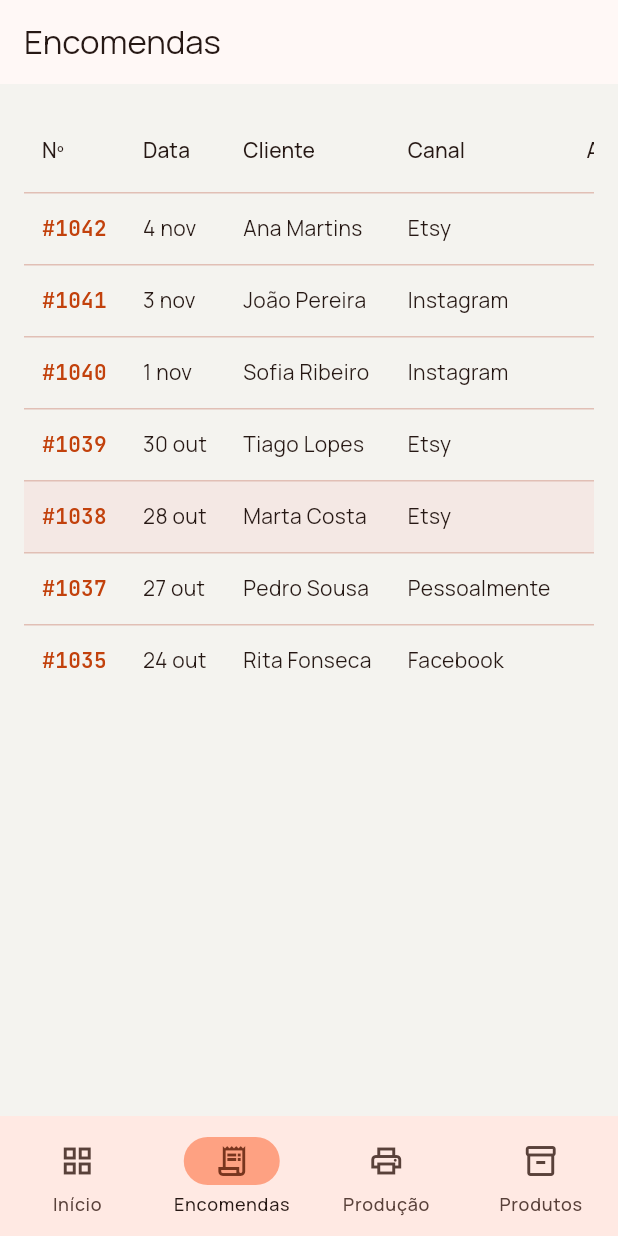
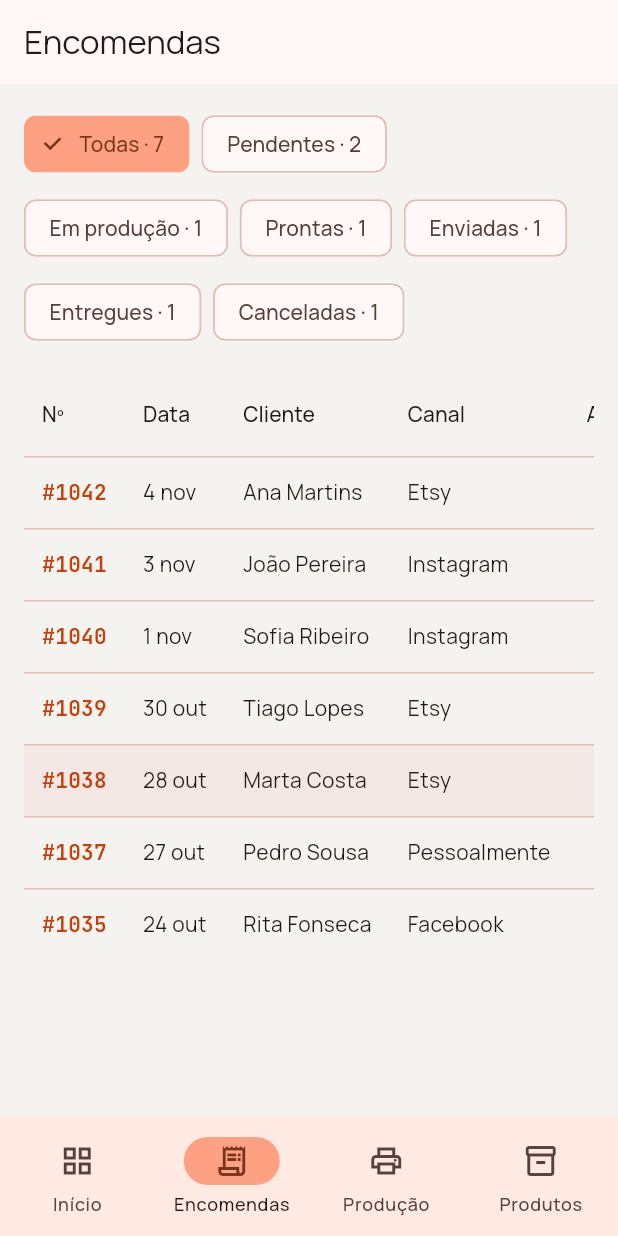
Before and after one commit to rsflecha/cubico_backoffice, a Flutter app: the screen it shows after launch, item 2 of the bottom bar chosen, on a phone screen of 412 x 824 dp. Run offline on Flutter 3.47's test engine with Material 3 defaults, Android fonts, the phone set to English and light mode, and no system bars; our stand-ins replace flutter_riverpod, freezed_annotation, go_router, google_fonts, material_ui.

Commit message:
Fatia 6: separadores por estado nas encomendas

```diff
--- a/app/lib/features/orders/presentation/order_labels.dart
+++ b/app/lib/features/orders/presentation/order_labels.dart
@@ -10,6 +10,16 @@ extension OrderStatusLabels on OrderStatus {
     OrderStatus.shipped => "Enviada",
     OrderStatus.delivered => "Entregue",
     OrderStatus.cancelled => "Cancelada",
+  };
+
+  /// O nome no plural, para os separadores.
+  String get pluralLabel => switch (this) {
+    OrderStatus.pending => "Pendentes",
+    OrderStatus.inProduction => "Em produção",
+    OrderStatus.ready => "Prontas",
+    OrderStatus.shipped => "Enviadas",
+    OrderStatus.delivered => "Entregues",
+    OrderStatus.cancelled => "Canceladas",
   };
 
   /// A cor do texto da etiqueta.
--- a/app/lib/features/orders/presentation/orders_providers.dart
+++ b/app/lib/features/orders/presentation/orders_providers.dart
@@ -13,3 +13,18 @@ final ordersProvider = FutureProvider<List<Order>>((ref) {
   final repository = ref.watch(orderRepositoryProvider);
   return repository.fetchAll();
 });
+
+/// Guarda o estado escolhido nos separadores. null = "Todas".
+class SelectedOrderStatusNotifier extends Notifier<OrderStatus?> {
+  @override
+  OrderStatus? build() => null;
+
+  void select(OrderStatus? status) {
+    state = status;
+  }
+}
+
+/// Placa 3: o estado escolhido nos separadores.
+final selectedOrderStatusProvider =
+NotifierProvider<SelectedOrderStatusNotifier, OrderStatus?>(
+    SelectedOrderStatusNotifier.new);
--- a/app/lib/features/orders/presentation/orders_screen.dart
+++ b/app/lib/features/orders/presentation/orders_screen.dart
@@ -13,6 +13,7 @@ class OrdersScreen extends ConsumerWidget {
   Widget build(BuildContext context, WidgetRef ref) {
     final orders = ref.watch(ordersProvider);
     final channels = ref.watch(salesChannelsProvider).value ?? [];
+    final selected = ref.watch(selectedOrderStatusProvider);
 
     // o nome do canal a partir do id: 1 → "Etsy"
     String channelName(int id) =>
@@ -29,13 +30,57 @@ class OrdersScreen extends ConsumerWidget {
       body: orders.when(
         loading: () => const Center(child: CircularProgressIndicator()),
         error: (error, stack) => Center(child: Text("Erro: $error")),
-        data: (list) => LayoutBuilder(
+        data: (list) {
+          // só as do estado escolhido (ou todas)
+          final visible = selected == null
+              ? list
+              : list.where((o) => o.status == selected).toList();
+
+          return Column(
+            crossAxisAlignment: CrossAxisAlignment.start,
+            children: [
+              // os separadores
+              Padding(
+                padding: const EdgeInsets.fromLTRB(16, 16, 16, 0),
+                child: Wrap(
+                  spacing: 8,
+                  runSpacing: 8,
+                  children: [
+                    ChoiceChip(
+                      label: Text("Todas · ${list.length}"),
+                      selected: selected == null,
+                      onSelected: (_) => ref
+                          .read(selectedOrderStatusProvider.notifier)
+                          .select(null),
+                    ),
+                    for (final status in OrderStatus.values)
+                      ChoiceChip(
+                        label: Text(
+                          "${status.pluralLabel} · "
+                              "${list.where((o) => o.status == status).length}",
+                        ),
+                        selected: selected == status,
+                        onSelected: (_) => ref
+                            .read(selectedOrderStatusProvider.notifier)
+                            .select(status),
+                      ),
+                  ],
+                ),
+              ),
+
+              // a tabela, ou uma mensagem se não houver nenhuma
+              Expanded(
+                child: visible.isEmpty
+                    ? const Center(child: Text("Não há encomendas neste estado."))
+                    : LayoutBuilder(
                   builder: (context, constraints) => SingleChildScrollView(
                     padding: const EdgeInsets.all(16),
                     child: SingleChildScrollView(
                       scrollDirection: Axis.horizontal,
                       child: ConstrainedBox(
-                constraints: BoxConstraints(minWidth: constraints.maxWidth - 32),
+                        constraints: BoxConstraints(
+                          minWidth: constraints.maxWidth - 32,
+                        ),
                         child: DataTable(
                           columnSpacing: 24,
                           horizontalMargin: 12,
@@ -52,11 +97,13 @@ class OrdersScreen extends ConsumerWidget {
                             DataColumn(label: Text("Lucro"), numeric: true),
                           ],
                           rows: [
-                    for (final o in list)
+                            for (final o in visible)
                               DataRow(
                                 // as atrasadas ficam com o fundo avermelhado
                                 color: o.isOverdue
-                            ? WidgetStatePropertyAll(Colors.red.withValues(alpha: 0.06))
+                                    ? WidgetStatePropertyAll(
+                                  Colors.red.withValues(alpha: 0.06),
+                                )
                                     : null,
                                 cells: [
                                   DataCell(Text(
@@ -73,18 +120,24 @@ class OrdersScreen extends ConsumerWidget {
                                   DataCell(_StatusBadge(o.status)),
                                   DataCell(Text(
                                     o.paymentStatus.label,
-                            style: TextStyle(color: o.paymentStatus.color),
+                                    style: TextStyle(
+                                      color: o.paymentStatus.color,
+                                    ),
                                   )),
                                   DataCell(_deadline(o)),
                                   DataCell(Text(
                                     "${o.total.toStringAsFixed(2)} €",
                                     style: AppTextStyles.mono.copyWith(
-                              color: o.status == OrderStatus.cancelled ? const Color(0xFF71717A) : null,
+                                      color: o.status == OrderStatus.cancelled
+                                          ? const Color(0xFF71717A)
+                                          : null,
                                     ),
                                   )),
                                   DataCell(Text(
                                     "${o.profit.toStringAsFixed(2)} €",
-                            style: AppTextStyles.mono.copyWith(color: profitColor(o)),
+                                    style: AppTextStyles.mono.copyWith(
+                                      color: profitColor(o),
+                                    ),
                                   )),
                                 ],
                               ),
@@ -94,6 +147,10 @@ class OrdersScreen extends ConsumerWidget {
                     ),
                   ),
                 ),
+              ),
+            ],
+          );
+        },
       ),
     );
   }
@@ -105,7 +162,10 @@ class OrdersScreen extends ConsumerWidget {
     if (o.isOverdue) {
       return Text(
         "${shortDate(deadline)} · atrasada",
-        style: const TextStyle(color: Color(0xFFB91C1C), fontWeight: FontWeight.w600),
+        style: const TextStyle(
+          color: Color(0xFFB91C1C),
+          fontWeight: FontWeight.w600,
+        ),
       );
     }
     return Text(shortDate(deadline));
@@ -128,7 +188,11 @@ class _StatusBadge extends StatelessWidget {
       ),
       child: Text(
         status.label,
-        style: TextStyle(color: status.color, fontSize: 12, fontWeight: FontWeight.w600),
+        style: TextStyle(
+          color: status.color,
+          fontSize: 12,
+          fontWeight: FontWeight.w600,
+        ),
       ),
     );
   }
```
Lines whose indentation alone changed are shown as unchanged.
